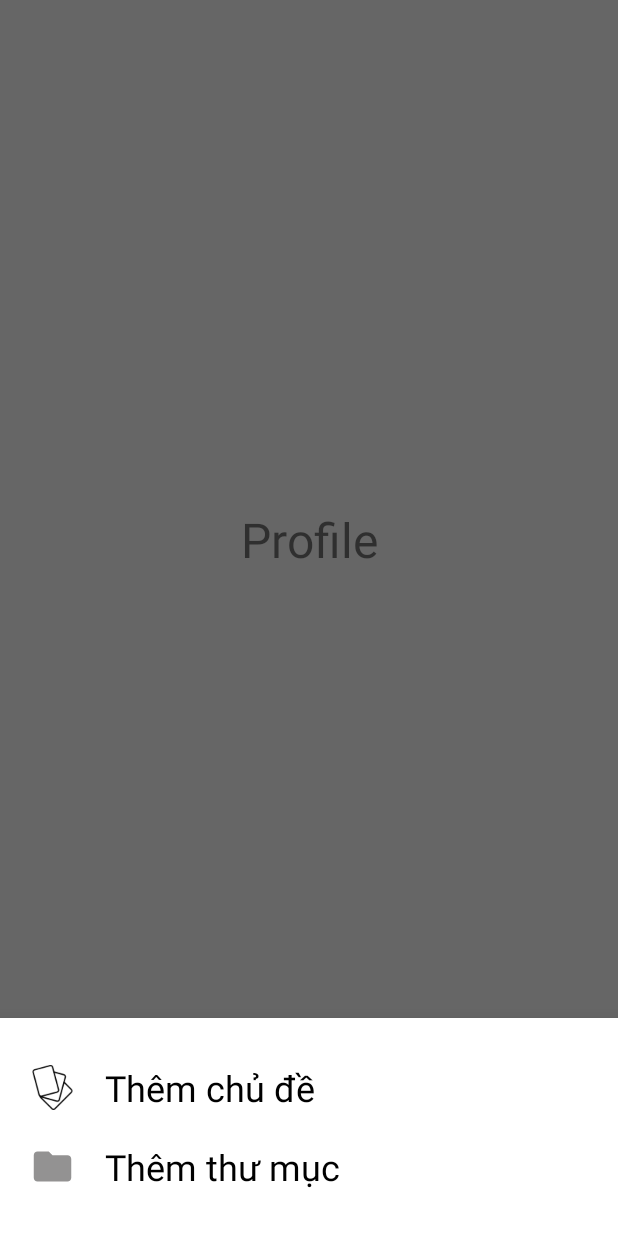
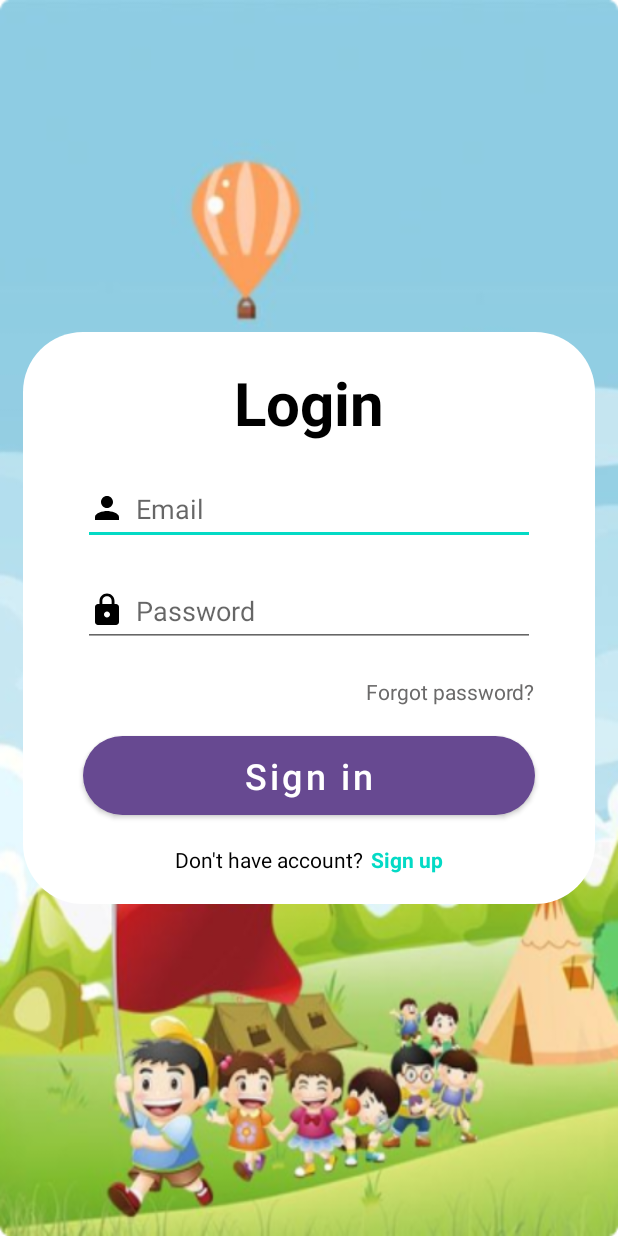
Before and after one commit to limbanga/EnglishLearners, an Android app: the screen it shows after launch (MainActivity before the commit, LoginActivity after it), item 5 of the bottom bar chosen, on a phone screen of 412 x 824 dp. Run offline under Robolectric (Android 15) with nearby library versions, the phone set to English and light mode, and no system bars; our stand-ins replace Firebase (no records; nobody signed in at launch, a user with empty details on screens opened directly).

```diff
--- a/app/src/main/java/com/example/englishlearners/activity/MainActivity.kt
+++ b/app/src/main/java/com/example/englishlearners/activity/MainActivity.kt
@@ -9,7 +9,7 @@ import androidx.appcompat.app.AppCompatActivity
 import androidx.fragment.app.Fragment
 import com.example.englishlearners.R
 import com.example.englishlearners.dialog.FolderDialog
-import com.example.englishlearners.fragment.HomeFragment
+import com.example.englishlearners.fragment.TopicFragment
 import com.example.englishlearners.fragment.LibraryFragment
 import com.example.englishlearners.fragment.ProfileFragment
 import com.google.android.material.bottomnavigation.BottomNavigationView
@@ -35,11 +35,11 @@ class MainActivity : AppCompatActivity() {
         setContentView(R.layout.activity_main)
         val bottomNav: BottomNavigationView = findViewById(R.id.bottomNavigationView)
 
-        replaceFragment(HomeFragment())
+        replaceFragment(TopicFragment())
 
         bottomNav.setOnItemSelectedListener {
             when (it.itemId) {
-                R.id.menu_item_home -> replaceFragment(HomeFragment())
+                R.id.menu_item_home -> replaceFragment(TopicFragment())
                 R.id.menu_item_profile -> replaceFragment(ProfileFragment())
                 R.id.menu_item_library -> replaceFragment(LibraryFragment())
                 R.id.menu_item_add -> {
--- a/app/src/main/java/com/example/englishlearners/fragment/LibraryFragment.kt
+++ b/app/src/main/java/com/example/englishlearners/fragment/LibraryFragment.kt
@@ -26,7 +26,7 @@ class LibraryFragment : Fragment() {
         viewPager.adapter = adapter
         tabLayout.setupWithViewPager(viewPager)
 
-        adapter.addFragment(HomeFragment(), "Topic")
+        adapter.addFragment(TopicFragment(), "Topic")
         adapter.addFragment(FolderFragment(), "Folder")
         adapter.notifyDataSetChanged()
 
--- a/app/src/main/java/com/example/englishlearners/fragment/ProfileFragment.kt
+++ b/app/src/main/java/com/example/englishlearners/fragment/ProfileFragment.kt
@@ -6,14 +6,22 @@ import android.view.LayoutInflater
 import android.view.View
 import android.view.ViewGroup
 import android.widget.Button
+import android.widget.TextView
 import android.widget.Toast
 import androidx.fragment.app.Fragment
 import com.example.englishlearners.R
 import com.example.englishlearners.activity.LoginActivity
 import com.google.firebase.auth.FirebaseAuth
+import com.google.firebase.auth.FirebaseUser
 
 
 class ProfileFragment : Fragment() {
+    private  lateinit var user: FirebaseUser
+
+    private lateinit var mAuth : FirebaseAuth
+
+    private lateinit var logoutButton: Button
+    private lateinit var displayNameTextView: TextView
 
     override fun onCreateView(
         inflater: LayoutInflater, container: ViewGroup?,
@@ -22,15 +30,25 @@ class ProfileFragment : Fragment() {
         return inflater.inflate(R.layout.fragment_profile, container, false)
     }
 
-    private lateinit var logoutButton: Button
-    private lateinit var mAuth : FirebaseAuth
     override fun onViewCreated(view: View, savedInstanceState: Bundle?) {
         super.onViewCreated(view, savedInstanceState)
         val view = requireView()
+
         mAuth = FirebaseAuth.getInstance()
+        val user = mAuth.currentUser
+        if (user == null) {
+            // User is not logged in
+            println("User is not logged in")
+            val intent = Intent (requireContext(), LoginActivity::class.java)
+            requireActivity().startActivity(intent)
+            return
+        }
+
         // map view
         logoutButton = view.findViewById(R.id.logout_btn)
+        displayNameTextView = view.findViewById(R.id.display_name_text_view)
 
+        displayNameTextView.text = user.email
         logoutButton.setOnClickListener{
             signOut()
         }
--- a/app/src/main/java/com/example/englishlearners/fragment/HomeFragment.kt
+++ b/app/src/main/java/com/example/englishlearners/fragment/TopicFragment.kt
@@ -19,12 +19,9 @@ import com.google.firebase.database.DatabaseError
 import com.google.firebase.database.ValueEventListener
 import com.google.firebase.database.ktx.database
 import com.google.firebase.ktx.Firebase
-import java.text.SimpleDateFormat
-import java.util.*
-import java.util.concurrent.TimeUnit
 
 
-class HomeFragment : Fragment() {
+class TopicFragment : Fragment() {
 
     private val database = Firebase.database
 
--- a/app/src/main/res/layout/fragment_home.xml
+++ b/app/src/main/res/layout/fragment_home.xml
@@ -2,7 +2,7 @@
 <ScrollView xmlns:android="http://schemas.android.com/apk/res/android"
     xmlns:tools="http://schemas.android.com/tools"
     xmlns:app="http://schemas.android.com/apk/res-auto"
-    tools:context=".fragment.HomeFragment"
+    tools:context=".fragment.TopicFragment"
     android:layout_width="match_parent"
     android:layout_height="match_parent">
 
--- a/app/src/main/res/layout/fragment_profile.xml
+++ b/app/src/main/res/layout/fragment_profile.xml
@@ -7,8 +7,9 @@
     tools:context=".fragment.ProfileFragment">
 
     <TextView
+        android:id="@+id/display_name_text_view"
         android:layout_width="match_parent"
-        android:layout_height="match_parent"
+        android:layout_height="0dp"
         android:text="Profile"
         android:textSize="32sp"
         android:layout_weight="1"
```
Also changed, not shown: app/src/main/java/com/example/englishlearners/activity/TopicDetailActivity.kt (+6 -6 lines).
